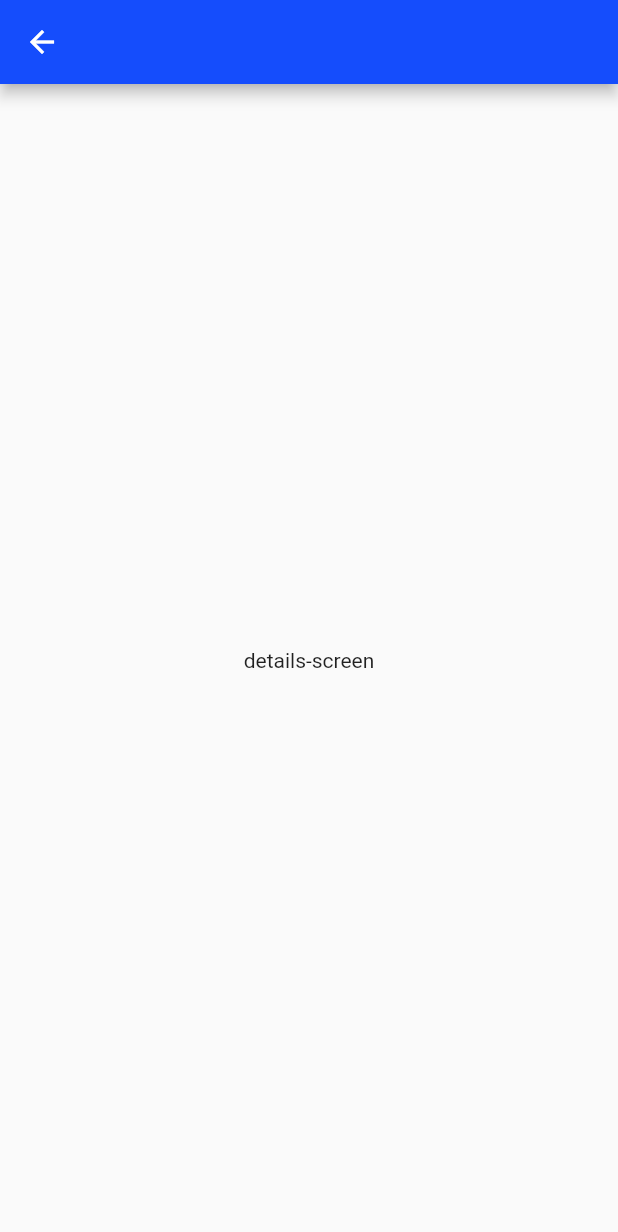
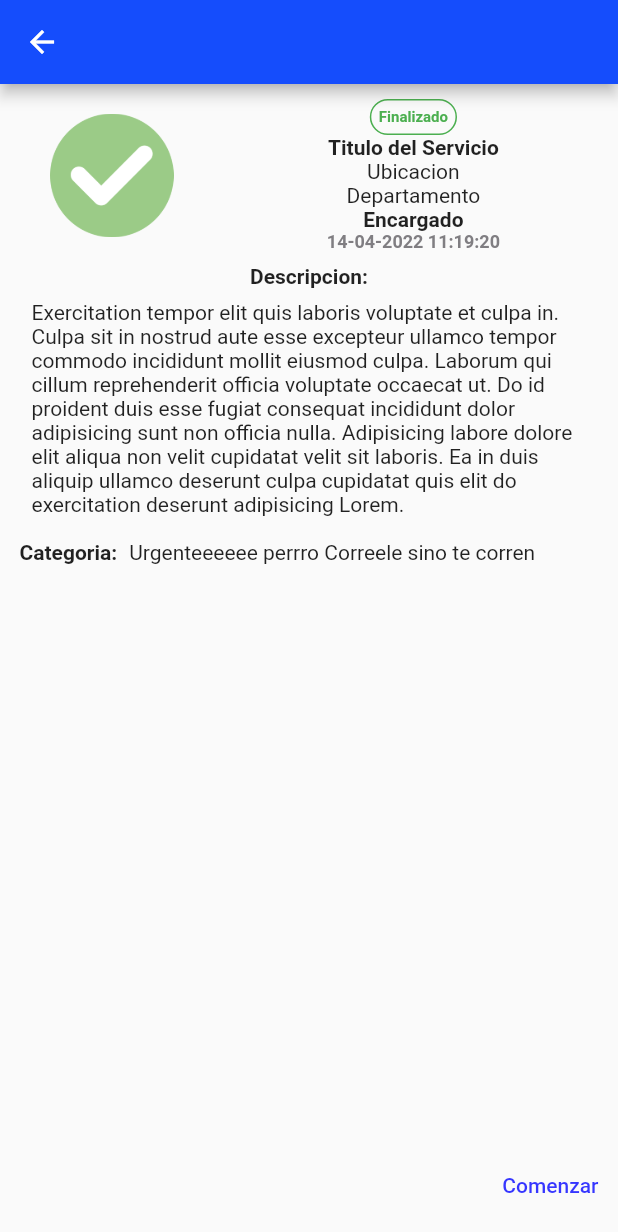
Before and after one commit to FernandoAHQ/SIOS_SITE, a Flutter app: the DetailService screen opened by its route, on a phone screen of 412 x 824 dp. Shown: the top 1232 px of the screen. Run offline on Flutter 3.47's test engine with Material 2 defaults, Android fonts, the phone set to English and light mode, and no system bars; our stand-ins replace flutter_secure_storage, socket_io_client; accounts and stored records are empty; network calls fail.

Commit message:
service view

```diff
--- a/lib/routes/router.dart
+++ b/lib/routes/router.dart
@@ -7,5 +7,5 @@ final Map<String, Widget Function(BuildContext)> appRoutes = {
   'loading'  : (context) => const LoadingScreen(),
   'login'  : (_) => const LoginScreen(),
   'home'  : (context) => const HomeScreen(),
-  'details'  : (context) => const DetailService(),
+  'details'  : (context) =>  DetailService(),
 };
--- a/lib/screens/detail_service.dart
+++ b/lib/screens/detail_service.dart
@@ -1,17 +1,164 @@
 import 'package:flutter/material.dart';
 import 'package:sios_app/theme/app_theme.dart';
+
 class DetailService extends StatelessWidget {
-  const DetailService({ Key? key }) : super(key: key);
 
   @override
   Widget build(BuildContext context) {
+
+  final size = MediaQuery.of(context).size;
+  final idreport = ModalRoute.of(context)?.settings.arguments;
+
     return Scaffold(
       appBar: AppBar(
         backgroundColor: Apptheme.primarylight,
       ),
-      body: const Center(
-        child: Text('details-screen')
-      )
+      body: Padding(
+        padding: const EdgeInsets.symmetric(vertical: 10,horizontal: 5),
+        child: Column(
+          children: [
+
+            Row(
+              mainAxisAlignment: MainAxisAlignment.spaceAround,
+              children: [
+                //* Severity Image
+                Container(
+                  child: const Image(image: AssetImage('assets/status_icons/Green-Status-Icon1.png'),fit: BoxFit.cover,),
+                  height: size.height*0.1,
+                  width: size.height*0.1,
+                  decoration: BoxDecoration(
+                    borderRadius: BorderRadius.circular(100)
+                  ),
+                ),
+
+                SizedBox(
+                  width: size.width*.5,
+                  child: Column(
+                    children: [
+
+                      //* Status Widget
+                      Container(
+                        decoration: BoxDecoration(
+                          borderRadius: BorderRadius.circular(100),
+                          border: Border.all(
+                            color: Colors.green
+                          )
+                        ),
+                        padding: const EdgeInsets.all(5),
+                        child: const Text(
+                          'Finalizado',
+                          textAlign: TextAlign.center,
+                          style: TextStyle(
+                            fontSize: 10,
+                            fontWeight: FontWeight.bold,
+                            color: Colors.green
+                          ),
+                        )
+                      ),
+
+                      //*Titulo del servicio
+
+                      const Text(
+                        'Titulo del Servicio',
+                        textAlign: TextAlign.center,
+                        style: TextStyle(
+                          fontWeight: FontWeight.bold
+                        ),
+                      ),
+
+                      //*Texto de Ubicacion
+
+                      const Text(
+                        'Ubicacion',
+                        textAlign: TextAlign.center,
+                      ),
+
+                      //*Texto de Departamento
+
+                      const Text(
+                        'Departamento',
+                        textAlign: TextAlign.center,
+                      ),
+
+                      //*Texto de Encargado
+
+                      const Text(
+                        'Encargado',
+                        textAlign: TextAlign.center,
+                        style: TextStyle(
+                          fontWeight: FontWeight.bold
+                        ),
+                      ),
+
+                      // * Texto de Hora
+
+                      const Text(
+                        '14-04-2022 11:19:20',
+                        textAlign: TextAlign.center,
+                        style: TextStyle(
+                          fontWeight: FontWeight.bold,
+                          color: Apptheme.secondary,
+                          fontSize: 12
+                        ),
+                      ),
+
+                    ],
+                  ),
+                )
+
+              ],
+            ),
+
+            Expanded(child: Padding(
+              padding: const EdgeInsets.all(8.0),
+              child: Column(
+                children: [
+                  const Text(
+                    'Descripcion:',
+                    style: TextStyle(
+                      fontWeight: FontWeight.bold,
+                      fontSize: 14
+                    ),
+                  ),
+                  const Padding(
+                    padding: EdgeInsets.all(8.0),
+                    child: Text('Exercitation tempor elit quis laboris voluptate et culpa in. Culpa sit in nostrud aute esse excepteur ullamco tempor commodo incididunt mollit eiusmod culpa. Laborum qui cillum reprehenderit officia voluptate occaecat ut. Do id proident duis esse fugiat consequat incididunt dolor adipisicing sunt non officia nulla. Adipisicing labore dolore elit aliqua non velit cupidatat velit sit laboris. Ea in duis aliquip ullamco deserunt culpa cupidatat quis elit do exercitation deserunt adipisicing Lorem.'),
+                  ),
+                  Row(
+                    children: const [
+                      Text(
+                        'Categoria:',
+                        style: TextStyle(
+                          fontWeight: FontWeight.bold,
+                          fontSize: 14
+                        ),
+                      ),
+                      Padding(
+                        padding: EdgeInsets.all(8.0),
+                        child: Text('Urgenteeeeee perrro Correele sino te corren'),
+                      ),
+                    ],
+                  ),
+                ],
+              )
+              )
+
+            ),
+
+            Row(
+              mainAxisAlignment: MainAxisAlignment.end,
+              children: [
+                TextButton(
+                  child: Text('Comenzar',style: TextStyle(color: Apptheme.primarydark),),
+                  onPressed: (){}
+
+                )
+              ],
+            )
+
+          ],
+        ),
+      ),
     );
   }
 }
--- a/lib/screens/home_screen_view/today_view.dart
+++ b/lib/screens/home_screen_view/today_view.dart
@@ -37,7 +37,7 @@ class _ReportCard extends StatelessWidget {
     final size = MediaQuery.of(context).size;
 
     return GestureDetector(
-      onTap: () => Navigator.pushNamed(context, 'details'),
+      onTap: () => Navigator.pushNamed(context, 'details',arguments: service['_id']),
       child: Container(
         height: size.height*.15,
         padding: const EdgeInsets.all(10),
@@ -61,7 +61,7 @@ class _ReportCard extends StatelessWidget {
                   style: const TextStyle(
                     color: Colors.black,
                     fontWeight: FontWeight.bold,
-                    fontSize: 15
+                    fontSize: 12
                   ),),
 
                   Text(service['report']['department']['name'],
@@ -69,7 +69,7 @@ class _ReportCard extends StatelessWidget {
                   maxLines: 1,
                   style: const TextStyle(
                     color: Colors.black,
-                    fontSize: 14
+                    fontSize: 12
                   ),),
 
                   Text(
@@ -79,7 +79,7 @@ class _ReportCard extends StatelessWidget {
                   style: const TextStyle(
                     color: Color(0xFF787878),
                     fontWeight: FontWeight.bold,
-                    fontSize: 10
+                    fontSize: 11
                   ),)
 
                 ],
--- a/lib/widgets/severity_image.dart
+++ b/lib/widgets/severity_image.dart
@@ -17,8 +17,8 @@ class SeverityImage extends StatelessWidget {
       padding: const EdgeInsets.only(right: 10),
       child: Container(
         child: Image(image: setImage(service['severity']),fit: BoxFit.cover,),
-        height: size.height*.1,
-        width: size.height*.1,
+        height: size.height*0.09,
+        width: size.height*0.09,
         decoration: BoxDecoration(
           borderRadius: BorderRadius.circular(100)
         ),
```
